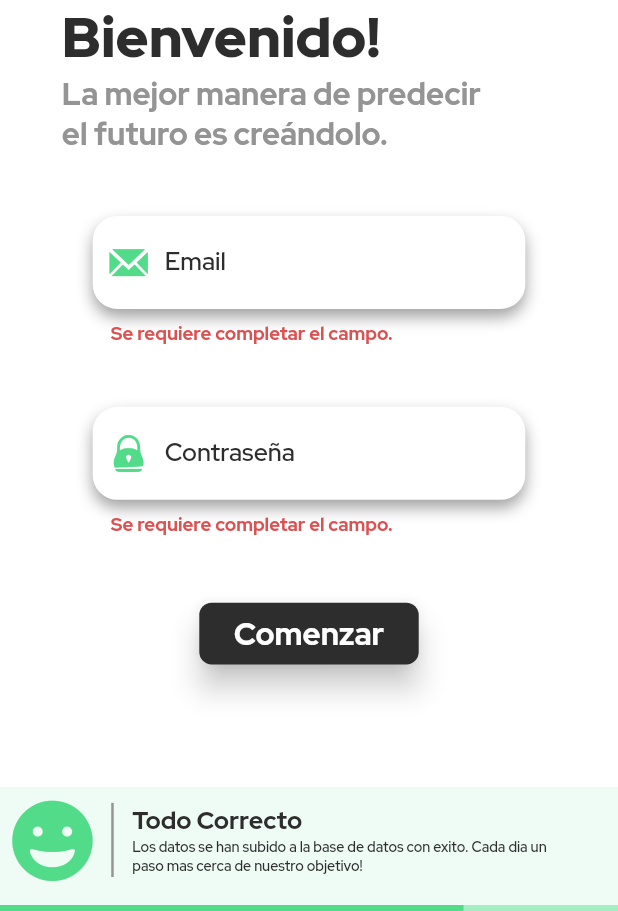
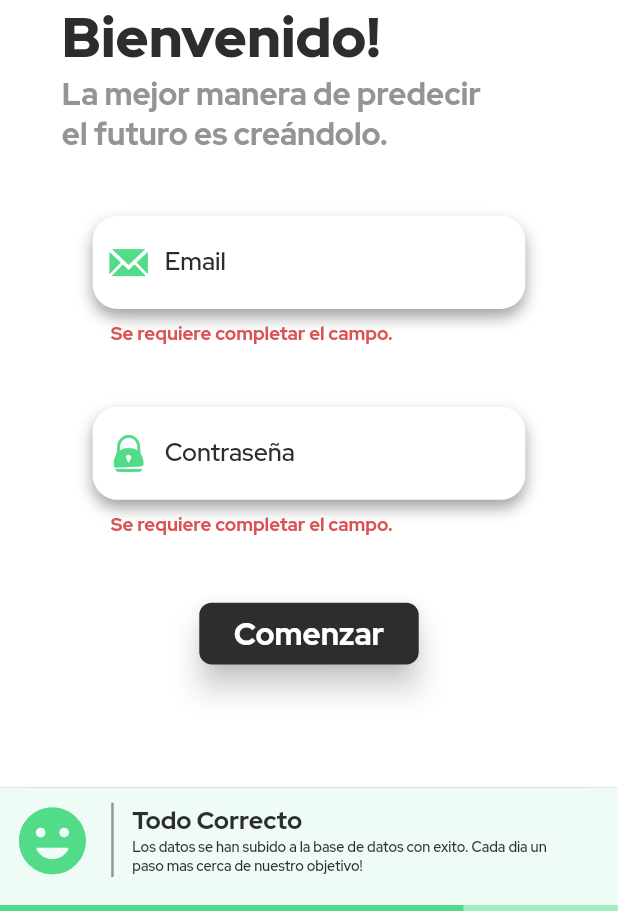
Before and after one commit to VladiPrograma/marvalfit, a Flutter app: the screen it shows after launch, after a tap on "Comenzar", on a phone screen of 412 x 824 dp, the part 325-1236 px from its top. Run offline on Flutter 3.47's test engine with Material 2 defaults, Android fonts, the phone set to English and light mode, and no system bars; our stand-ins replace firebase_auth, firebase_core, sizer; accounts and stored records are empty.

Commit message:
MarvalSnackBar -> Elevation Shadow

```diff
--- a/lib/constants/marval_snackbar.dart
+++ b/lib/constants/marval_snackbar.dart
@@ -28,13 +28,24 @@ void MarvalSnackBar(BuildContext context, SNACKTYPE type, {String? title, String
      _backgroundColor = kGreenThi;
      _iconColor = kGreen;
      _barColor = [kGreen, kGreenSec];
-     _icon = CustomIcons.success ;
+     _icon = Icons.tag_faces_rounded ;
    }
   ScaffoldMessenger.of(context).showSnackBar(
       SnackBar(
           padding: EdgeInsets.zero,
           backgroundColor: _backgroundColor,
           content: Container(width: 100.w, height: 10.h,
+              decoration: BoxDecoration(
+                color: _backgroundColor,
+                boxShadow: [
+                  BoxShadow(
+                    color: kBlack.withOpacity(0.6),
+                    spreadRadius: 1.w,
+                    blurRadius: 6.w,
+                    offset: Offset(0, 1.w), // changes position of shadow
+                  ),
+                ],
+              ),
               padding: EdgeInsets.only(top: 1.h, bottom: 0),
               child: Column(
                 children: [
--- a/lib/constants/marval_textfield.dart
+++ b/lib/constants/marval_textfield.dart
@@ -66,7 +66,8 @@ class _MarvalInputTextFieldState extends State<MarvalInputTextField> {
                                 color: kBlack.withOpacity(0.45),
                                 offset: Offset(0, 1.3.w),
                                 blurRadius: 2.1.w,
-                              )),
+                                ),
+                              ),
                               hintText: widget.hintText,
                               hintStyle:  TextStyle(fontFamily: p1, color: hasFocus ? kGreenThi : kGrey, fontSize: 4.w),
                               prefixIcon: widget.prefixIcon!=null ? Icon( widget.prefixIcon, color: hasFocus ? kWhite : kGreen,size: 7.w,) : null,
```
